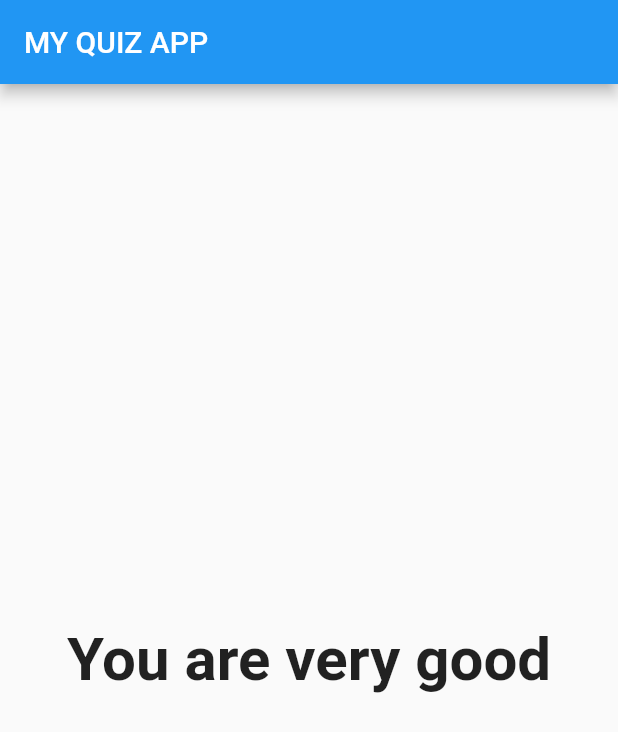
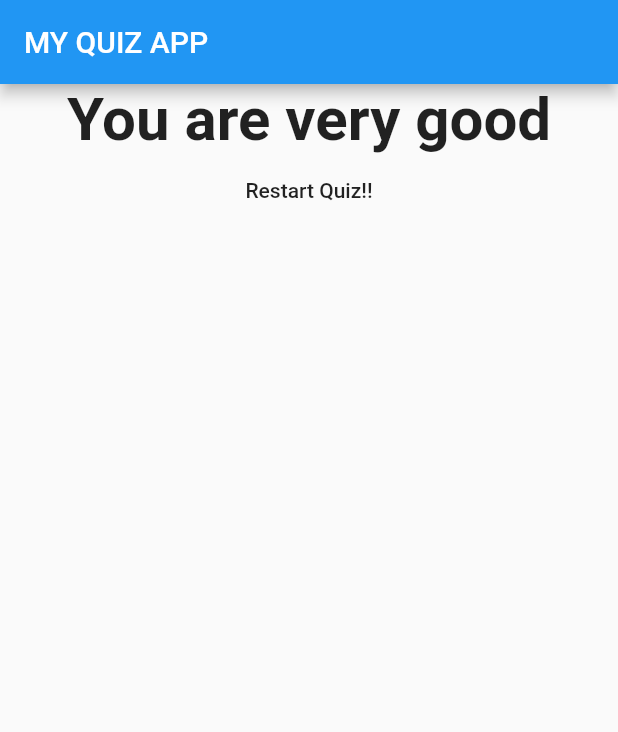
Before and after one commit to Chetan-Goyal/QUIZ_App, a Flutter app: the screen it shows after launch, after a tap on "Blue", after a tap on "Java", after a tap on "Mac OS", on a phone screen of 412 x 824 dp. Shown: the top 732 px of the screen. Run offline on Flutter 3.47's test engine with Material 2 defaults, Android fonts, the phone set to English and light mode, and no system bars.

Commit message:
Added Reset Quiz Button

```diff
--- a/lib/main.dart
+++ b/lib/main.dart
@@ -23,6 +23,13 @@ class _MyAppState extends State<MyApp> {
     });
   }
 
+  void _resetQuiz() {
+    setState(() {
+      _score = 0;
+      _questionsSet.currentIndex = 0;
+    });
+  }
+
   @override
   Widget build(BuildContext context) {
     return MaterialApp(
@@ -36,7 +43,8 @@ class _MyAppState extends State<MyApp> {
               answerQuestion: _questionAnswered,
               questionIndex: _questionsSet.currentIndex,
             )
-          : Result( (_score/_questionsSet.questions.length).round() ),
+          : Result(
+              (_score / _questionsSet.questions.length).round(), _resetQuiz),
     ));
   }
 }
--- a/lib/result.dart
+++ b/lib/result.dart
@@ -2,7 +2,9 @@ import 'package:flutter/material.dart';
 
 class Result extends StatelessWidget {
   final int result;
-  Result(this.result);
+  final Function resetQuiz;
+
+  Result(this.result, this.resetQuiz);
 
   String get resultText {
     String finalResult;
@@ -22,7 +24,9 @@ class Result extends StatelessWidget {
 
   @override
   Widget build(BuildContext context) {
-    return Center(
+    return Column(
+      children: <Widget>[
+      Center(
         child: Text(
           resultText,
           style: TextStyle(
@@ -31,6 +35,9 @@ class Result extends StatelessWidget {
           ),
           textAlign: TextAlign.center,
         ),
+      ),
+      FlatButton(onPressed: resetQuiz, child: Text("Restart Quiz!!"))
+      ]
     );
   }
 }
```
Lines whose indentation alone changed are shown as unchanged.
